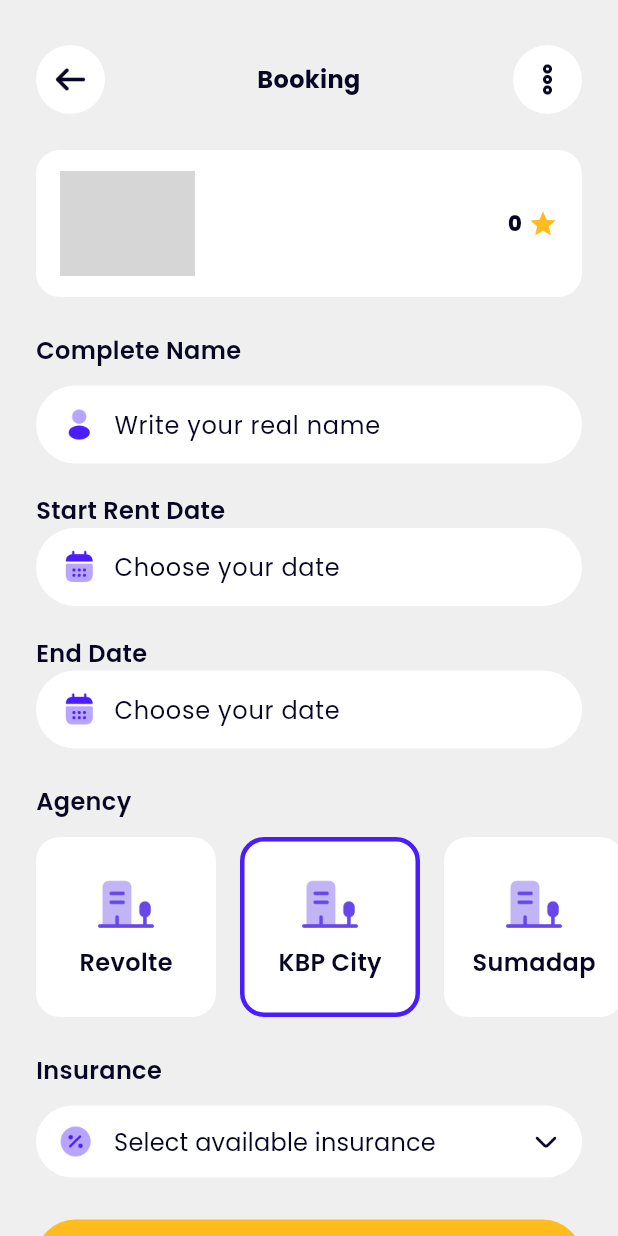
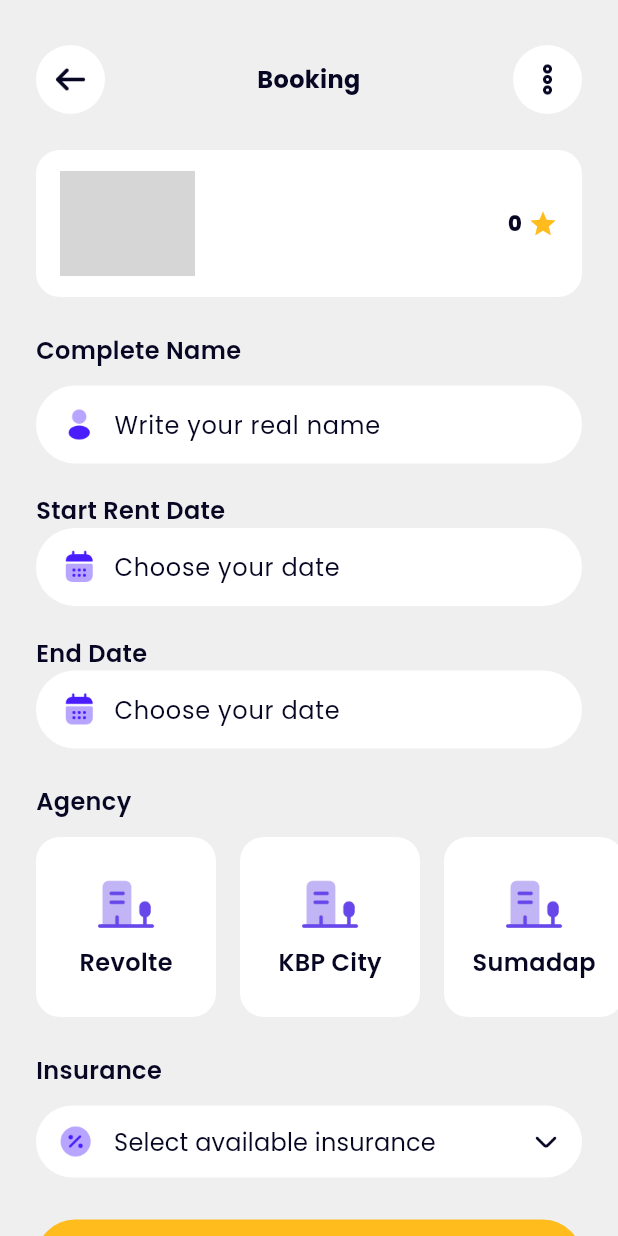
Before and after one commit to MuhamadZafarSyah/Flutter-Motobike, a Flutter app: the BookingPage screen opened directly with empty values, on a phone screen of 412 x 824 dp. Run offline on Flutter 3.47's test engine with Material 3 defaults, Android fonts, the phone set to English and light mode, and no system bars; drawn by our look-alikes of extended_image; our stand-ins replace cloud_firestore, dotted_line, firebase_auth, firebase_core, flutter_rating_bar, fluttertoast and 3 more; missing offline and left inert: cloudinary_flutter, cloudinary_url_gen, d_session; accounts and stored records are empty; network calls fail; grey boxes are pictures that could not be loaded.

Commit message:
Enhance Booking and Checkout pages with agency selection and payment method UI improvements

```diff
--- a/lib/pages/booking_page.dart
+++ b/lib/pages/booking_page.dart
@@ -22,7 +22,7 @@ class _BookingPageState extends State<BookingPage> {
   final edtName = TextEditingController();
   final edtStartDate = TextEditingController();
   final edtEndDate = TextEditingController();
-
+  int _selectedAgencyIndex = -1; // -1 = belum ada pilihan
   // pickDate(TextEditingController editingController, bool endDate) {
   //   showDatePicker(
   //     context: context,
@@ -241,7 +241,16 @@ class _BookingPageState extends State<BookingPage> {
             physics: const BouncingScrollPhysics(),
             itemCount: listAgency.length,
             itemBuilder: (context, index) {
-              return Container(
+              final isSelected = index == _selectedAgencyIndex;
+              return GestureDetector(
+                onTap: () {
+                  setState(() {
+                    // toggle select
+                    _selectedAgencyIndex = isSelected ? -1 : index;
+                  });
+                },
+                child: AnimatedContainer(
+                  duration: const Duration(milliseconds: 180),
                   width: 120,
                   margin: EdgeInsets.only(
                     left: index == 0 ? 24 : 8,
@@ -250,9 +259,13 @@ class _BookingPageState extends State<BookingPage> {
                   decoration: BoxDecoration(
                     color: Colors.white,
                     borderRadius: BorderRadius.circular(16),
-                  border: index == 1
-                      ? Border.all(width: 3, color: const Color(0xff4A1DFF))
-                      : null,
+                    // border muncul saat terpilih
+                    border: Border.all(
+                      width: isSelected ? 3 : 1,
+                      color: isSelected
+                          ? const Color(0xff4A1DFF)
+                          : Colors.transparent,
+                    ),
                   ),
                   child: Column(
                     mainAxisAlignment: MainAxisAlignment.center,
@@ -272,6 +285,7 @@ class _BookingPageState extends State<BookingPage> {
                         ),
                       ),
                     ],
+                  ),
                 ),
               );
             },
```
Also changed, not shown: lib/pages/checkout_page.dart (+113 -5 lines). Lines whose indentation alone changed are shown as unchanged.
